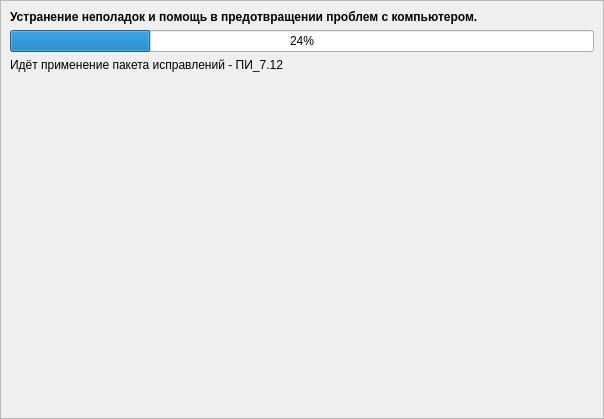
august-alt/alt-diagnostic-tool, file src/app/repairwizardpage.ui: the form before one commit.
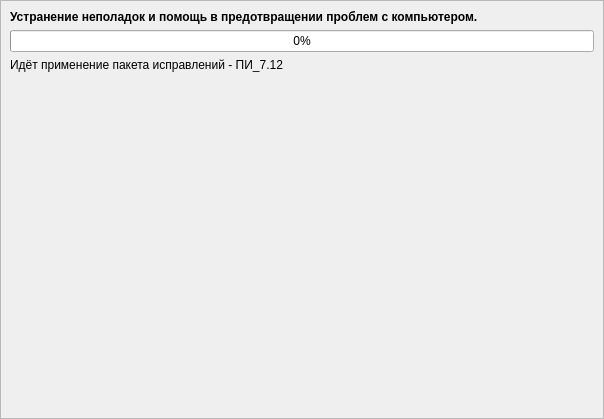
The form after the commit.

Diff of the .ui file:
```diff
--- a/src/app/repairwizardpage.ui
+++ b/src/app/repairwizardpage.ui
@@ -89,7 +89,7 @@
       <item row="2" column="0" colspan="2">
        <widget class="QProgressBar" name="repairProgressBar">
         <property name="value">
-         <number>24</number>
+         <number>0</number>
         </property>
        </widget>
       </item>
```
